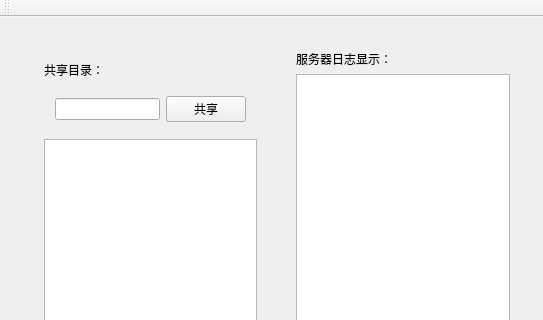
First picture: the form in ftpServer/mainwindow.ui, repository BeanGuohui/ftp, before the edit; both pictures show x 0 to 543 and y 0 to 320 of the 543 by 461 pixel window.
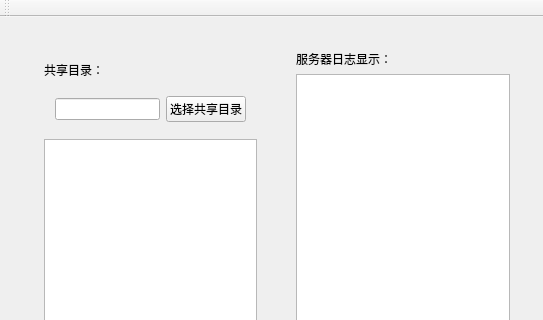
Second picture: the form after the edit.

Diff of the .ui file:
```diff
--- a/ftpServer/mainwindow.ui
+++ b/ftpServer/mainwindow.ui
@@ -40,7 +40,7 @@
                 <item>
                  <widget class="QPushButton" name="pushButton_2">
                   <property name="text">
-                   <string>共享</string>
+                   <string>选择共享目录</string>
                   </property>
                  </widget>
                 </item>
```
Left out of the diff: 4 changed lines with no effect on the pictures.
